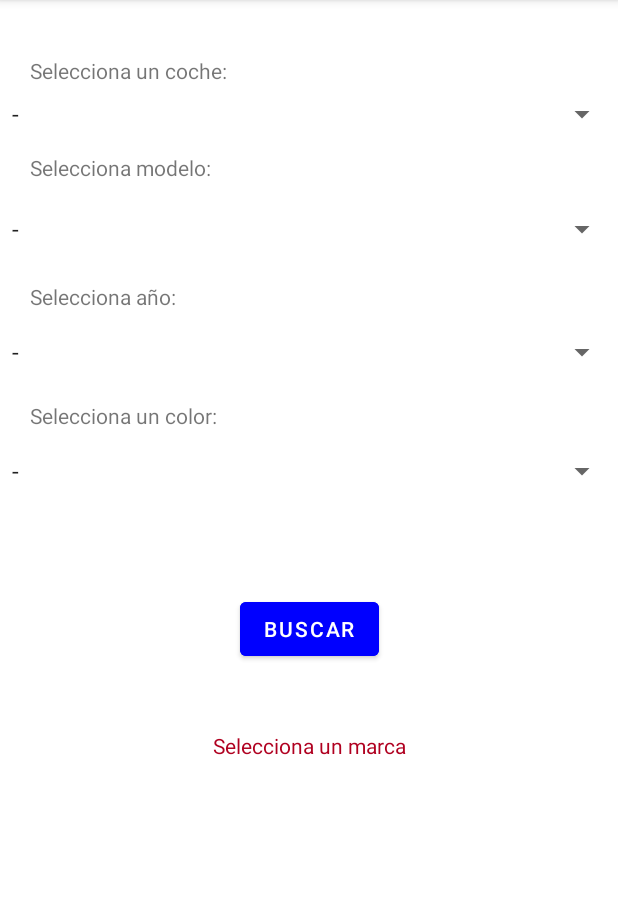
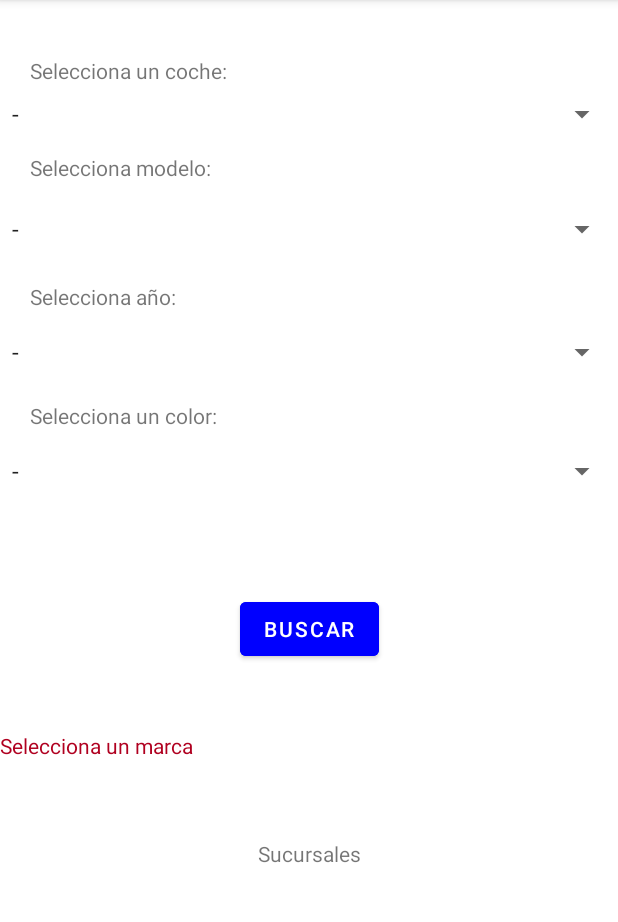
Before and after one commit to edgarbautista-dev/VentaCoches, an Android app: the screen it shows after launch (MainActivity), after a tap on "BUSCAR", on a phone screen of 412 x 824 dp, the part 84-1006 px from its top. Run offline under Robolectric (Android 15) with nearby library versions, the phone set to English and light mode, and no system bars.

```diff
--- a/app/build.gradle
+++ b/app/build.gradle
@@ -1,5 +1,6 @@
 plugins {
     id 'com.android.application'
+    id 'com.google.android.libraries.mapsplatform.secrets-gradle-plugin'
 }
 
 android {
@@ -26,6 +27,9 @@ android {
         sourceCompatibility JavaVersion.VERSION_1_8
         targetCompatibility JavaVersion.VERSION_1_8
     }
+    buildFeatures {
+        viewBinding true
+    }
 }
 
 dependencies {
@@ -33,6 +37,7 @@ dependencies {
     implementation 'androidx.appcompat:appcompat:1.4.1'
     implementation 'com.google.android.material:material:1.5.0'
     implementation 'androidx.constraintlayout:constraintlayout:2.1.3'
+    implementation 'com.google.android.gms:play-services-maps:18.0.2'
     testImplementation 'junit:junit:4.13.2'
     androidTestImplementation 'androidx.test.ext:junit:1.1.3'
     androidTestImplementation 'androidx.test.espresso:espresso-core:3.4.0'
--- a/app/src/main/java/com/example/ventacoches/MainActivity.java
+++ b/app/src/main/java/com/example/ventacoches/MainActivity.java
@@ -22,6 +22,8 @@ public class MainActivity extends AppCompatActivity {
     private TextView LblMensajeDos;
     private TextView LblMensajeTres;
     private TextView LblMensajeCuatro;
+
+    private TextView LblSucursales;
     private Spinner cmbAño;
     private Spinner cmbColor;
     private Button btnBuscar;
@@ -35,6 +37,7 @@ public class MainActivity extends AppCompatActivity {
         LblMensajeDos=(TextView) findViewById(R.id.labelNombre);
         LblMensajeTres=(TextView) findViewById(R.id.labelAño);
         LblMensajeCuatro=(TextView) findViewById(R.id.labelColor);
+        LblSucursales=(TextView) findViewById(R.id.linkSucursales);
         btnBuscar=(Button) findViewById(R.id.button);
         cmbMarca =(Spinner) findViewById(R.id.cmbAutos);
         cmbNombres=(Spinner) findViewById(R.id.cmbNombre);
@@ -144,5 +147,9 @@ public class MainActivity extends AppCompatActivity {
                 startActivity(intent);
             }
         });
+        LblSucursales.setOnClickListener(v -> {
+            Intent intent = new Intent(MainActivity.this, MapsActivity.class);
+            startActivity(intent);
+        });
     }
 }
--- a/app/src/main/res/layout/activity_main.xml
+++ b/app/src/main/res/layout/activity_main.xml
@@ -11,8 +11,8 @@
     <TextView
             android:text=""
             android:textColor="@color/design_default_color_error"
-            android:layout_width="wrap_content"
-            android:layout_height="wrap_content" android:id="@+id/lblMensaje"
+            android:layout_width="0dp"
+            android:layout_height="38dp" android:id="@+id/lblMensaje"
             app:layout_constraintStart_toStartOf="parent" android:layout_marginTop="44dp"
             app:layout_constraintTop_toBottomOf="@+id/button" app:layout_constraintEnd_toEndOf="parent"/>
     <TextView
@@ -25,14 +25,14 @@
     <Spinner
             android:layout_width="0dp"
             android:layout_height="wrap_content" android:id="@+id/cmbNombre"
-            android:visibility="invisible"
+            android:visibility="visible"
             app:layout_constraintStart_toStartOf="parent"
             android:layout_marginTop="19dp" app:layout_constraintTop_toBottomOf="@+id/labelNombre"
             app:layout_constraintEnd_toEndOf="parent"/>
     <TextView
             android:text="Selecciona modelo: "
             android:layout_width="wrap_content"
-            android:visibility="invisible"
+            android:visibility="visible"
             android:layout_height="wrap_content" android:id="@+id/labelNombre"
             app:layout_constraintStart_toStartOf="parent" android:layout_marginTop="14dp"
             android:layout_marginStart="20dp"
@@ -42,20 +42,20 @@
             android:layout_width="wrap_content"
             android:layout_height="wrap_content" android:id="@+id/labelAño"
             app:layout_constraintStart_toStartOf="parent"
-            android:visibility="invisible"
+            android:visibility="visible"
             android:layout_marginStart="20dp" android:layout_marginBottom="15dp"
             app:layout_constraintBottom_toTopOf="@+id/cmbAño"/>
     <Spinner
             android:layout_width="0dp"
             android:layout_height="wrap_content" android:id="@+id/cmbAño"
             app:layout_constraintStart_toStartOf="parent"
-            android:visibility="invisible"
+            android:visibility="visible"
             android:layout_marginTop="58dp" app:layout_constraintTop_toBottomOf="@+id/cmbNombre"
             app:layout_constraintEnd_toEndOf="parent"/>
     <TextView
             android:text="Selecciona un color: "
             android:layout_width="wrap_content"
-            android:visibility="invisible"
+            android:visibility="visible"
             android:layout_height="wrap_content" android:id="@+id/labelColor"
             app:layout_constraintStart_toStartOf="parent"
             android:layout_marginStart="20dp" android:layout_marginBottom="15dp"
@@ -64,7 +64,7 @@
             android:layout_width="0dp"
             android:layout_height="wrap_content" android:id="@+id/cmbColor"
             app:layout_constraintStart_toStartOf="parent"
-            android:visibility="invisible"
+            android:visibility="visible"
             android:layout_marginTop="55dp" app:layout_constraintTop_toBottomOf="@+id/cmbAño"
             app:layout_constraintEnd_toEndOf="parent"/>
     <Button
@@ -72,7 +72,7 @@
             android:layout_width="wrap_content"
             android:layout_height="wrap_content" android:id="@+id/button"
             android:backgroundTint="#0000FF"
-            android:visibility="invisible"
+            android:visibility="visible"
             app:layout_constraintStart_toStartOf="parent"
             android:layout_marginTop="69dp" app:layout_constraintTop_toBottomOf="@+id/cmbColor"
             app:layout_constraintEnd_toEndOf="parent"/>
@@ -81,5 +81,13 @@
             android:layout_height="wrap_content" android:id="@+id/cmbAutos"
             app:layout_constraintTop_toTopOf="parent"
             app:layout_constraintStart_toStartOf="parent" android:layout_marginTop="64dp"
-            app:layout_constraintEnd_toEndOf="parent"/>/
+            app:layout_constraintEnd_toEndOf="parent"/>
+    <TextView
+            android:text="Sucursales"
+            android:layout_width="wrap_content"
+            android:layout_height="wrap_content" android:id="@+id/linkSucursales"
+            app:layout_constraintStart_toStartOf="parent"
+            android:layout_marginTop="34dp" app:layout_constraintTop_toBottomOf="@+id/lblMensaje"
+            app:layout_constraintEnd_toEndOf="parent"/>
+
 </androidx.constraintlayout.widget.ConstraintLayout>
--- a/app/src/main/res/values/strings.xml
+++ b/app/src/main/res/values/strings.xml
@@ -1,3 +1,4 @@
 <resources>
     <string name="app_name">Coches Vellmond</string>
+    <string name="title_activity_maps">MapsActivity</string>
 </resources>
--- a/build.gradle
+++ b/build.gradle
@@ -2,4 +2,5 @@
 plugins {
     id 'com.android.application' version '7.3.0' apply false
     id 'com.android.library' version '7.3.0' apply false
+    id 'com.google.android.libraries.mapsplatform.secrets-gradle-plugin' version '2.0.1' apply false
 }
```
Also changed, not shown: app/src/main/AndroidManifest.xml (+20 -0 lines), app/src/main/java/com/example/ventacoches/MapsActivity.java (added, +50 -0 lines), app/src/main/res/layout/activity_maps.xml (added, +9 -0 lines).
